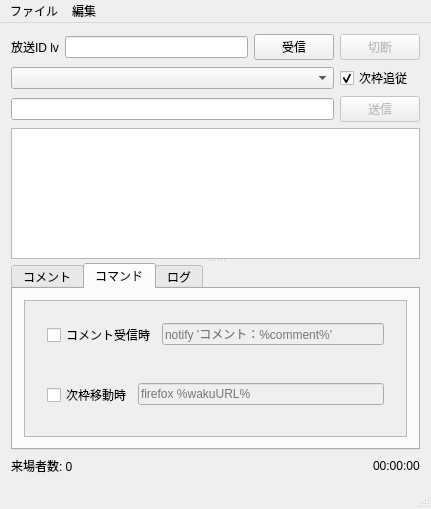
Before: the Qt Designer form ui/mainwindow.ui in diginatu/Viqo, drawn with Qt 5.
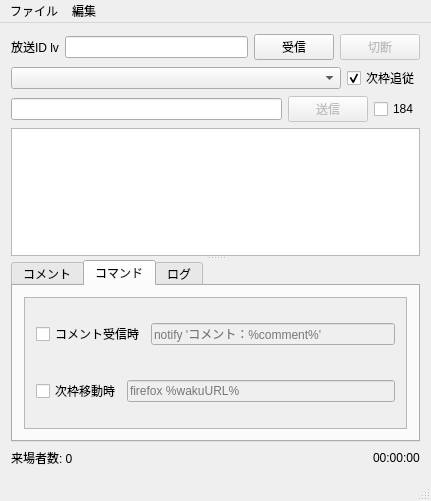
After: the same form once the commit is applied. The open tabs and pages were chosen to show the change.

```diff
--- a/ui/mainwindow.ui
+++ b/ui/mainwindow.ui
@@ -7,7 +7,7 @@
     <x>0</x>
     <y>0</y>
     <width>431</width>
-    <height>509</height>
+    <height>501</height>
    </rect>
   </property>
   <property name="sizePolicy">
@@ -26,8 +26,23 @@
    <string>Viqo</string>
   </property>
   <widget class="QWidget" name="centralWidget">
-   <layout class="QGridLayout" name="gridLayout_3">
-    <item row="0" column="0">
+   <layout class="QVBoxLayout" name="verticalLayout_3">
+    <item>
+     <widget class="QWidget" name="widget_2" native="true">
+      <layout class="QHBoxLayout" name="horizontalLayout_2">
+       <property name="leftMargin">
+        <number>0</number>
+       </property>
+       <property name="topMargin">
+        <number>0</number>
+       </property>
+       <property name="rightMargin">
+        <number>0</number>
+       </property>
+       <property name="bottomMargin">
+        <number>0</number>
+       </property>
+       <item>
      <widget class="QLabel" name="housouId_label">
       <property name="sizePolicy">
        <sizepolicy hsizetype="Maximum" vsizetype="Preferred">
@@ -40,7 +55,7 @@
       </property>
      </widget>
     </item>
-    <item row="0" column="1">
+       <item>
      <widget class="QLineEdit" name="housouId">
       <property name="sizePolicy">
        <sizepolicy hsizetype="Preferred" vsizetype="Fixed">
@@ -53,7 +68,7 @@
       </property>
      </widget>
     </item>
-    <item row="0" column="2">
+       <item>
      <widget class="QPushButton" name="receive">
       <property name="sizePolicy">
        <sizepolicy hsizetype="Maximum" vsizetype="Fixed">
@@ -66,7 +81,7 @@
       </property>
      </widget>
     </item>
-    <item row="0" column="3">
+       <item>
      <widget class="QPushButton" name="disconnect">
       <property name="enabled">
        <bool>false</bool>
@@ -82,7 +97,35 @@
       </property>
      </widget>
     </item>
-    <item row="1" column="3">
+      </layout>
+     </widget>
+    </item>
+    <item>
+     <widget class="QWidget" name="widget_3" native="true">
+      <layout class="QHBoxLayout" name="horizontalLayout_3">
+       <property name="leftMargin">
+        <number>0</number>
+       </property>
+       <property name="topMargin">
+        <number>0</number>
+       </property>
+       <property name="rightMargin">
+        <number>0</number>
+       </property>
+       <property name="bottomMargin">
+        <number>0</number>
+       </property>
+       <item>
+        <widget class="QComboBox" name="live_waku_list">
+         <property name="sizePolicy">
+          <sizepolicy hsizetype="Expanding" vsizetype="Fixed">
+           <horstretch>0</horstretch>
+           <verstretch>0</verstretch>
+          </sizepolicy>
+         </property>
+        </widget>
+       </item>
+       <item>
      <widget class="QCheckBox" name="auto_next_waku">
       <property name="text">
        <string>次枠追従</string>
@@ -92,7 +135,28 @@
       </property>
      </widget>
     </item>
-    <item row="2" column="3">
+      </layout>
+     </widget>
+    </item>
+    <item>
+     <widget class="QWidget" name="widget_4" native="true">
+      <layout class="QHBoxLayout" name="horizontalLayout_4">
+       <property name="leftMargin">
+        <number>0</number>
+       </property>
+       <property name="topMargin">
+        <number>0</number>
+       </property>
+       <property name="rightMargin">
+        <number>0</number>
+       </property>
+       <property name="bottomMargin">
+        <number>0</number>
+       </property>
+       <item>
+        <widget class="QLineEdit" name="submit_text"/>
+       </item>
+       <item>
      <widget class="QPushButton" name="submit_button">
       <property name="enabled">
        <bool>false</bool>
@@ -102,7 +166,17 @@
       </property>
      </widget>
     </item>
-    <item row="3" column="0" colspan="4">
+       <item>
+        <widget class="QCheckBox" name="is184_chk">
+         <property name="text">
+          <string>184</string>
+         </property>
+        </widget>
+       </item>
+      </layout>
+     </widget>
+    </item>
+    <item>
      <widget class="QSplitter" name="splitter">
       <property name="orientation">
        <enum>Qt::Vertical</enum>
@@ -128,12 +202,6 @@
          <verstretch>0</verstretch>
         </sizepolicy>
        </property>
-       <property name="maximumSize">
-        <size>
-         <width>16777215</width>
-         <height>16777215</height>
-        </size>
-       </property>
        <property name="currentIndex">
         <number>0</number>
        </property>
@@ -236,7 +304,7 @@
               <x>0</x>
               <y>0</y>
               <width>389</width>
-              <height>130</height>
+              <height>126</height>
              </rect>
             </property>
             <layout class="QVBoxLayout" name="verticalLayout_2">
@@ -248,18 +316,27 @@
                  <verstretch>0</verstretch>
                 </sizepolicy>
                </property>
-               <layout class="QFormLayout" name="formLayout_2">
-                <property name="fieldGrowthPolicy">
-                 <enum>QFormLayout::AllNonFixedFieldsGrow</enum>
+               <layout class="QHBoxLayout" name="horizontalLayout_6">
+                <property name="leftMargin">
+                 <number>0</number>
                 </property>
-                <item row="0" column="0">
+                <property name="topMargin">
+                 <number>0</number>
+                </property>
+                <property name="rightMargin">
+                 <number>0</number>
+                </property>
+                <property name="bottomMargin">
+                 <number>0</number>
+                </property>
+                <item>
                  <widget class="QCheckBox" name="command_comment_chk">
                   <property name="text">
                    <string>コメント受信時</string>
                   </property>
                  </widget>
                 </item>
-                <item row="0" column="1">
+                <item>
                  <widget class="QLineEdit" name="command_comment">
                   <property name="enabled">
                    <bool>false</bool>
@@ -280,15 +357,27 @@
                  <verstretch>0</verstretch>
                 </sizepolicy>
                </property>
-               <layout class="QFormLayout" name="formLayout_4">
-                <item row="0" column="0">
+               <layout class="QHBoxLayout" name="horizontalLayout_5">
+                <property name="leftMargin">
+                 <number>0</number>
+                </property>
+                <property name="topMargin">
+                 <number>0</number>
+                </property>
+                <property name="rightMargin">
+                 <number>0</number>
+                </property>
+                <property name="bottomMargin">
+                 <number>0</number>
+                </property>
+                <item>
                  <widget class="QCheckBox" name="command_nextWaku_chk">
                   <property name="text">
                    <string>次枠移動時</string>
                   </property>
                  </widget>
                 </item>
-                <item row="0" column="1">
+                <item>
                  <widget class="QLineEdit" name="command_nextWaku">
                   <property name="enabled">
                    <bool>false</bool>
@@ -320,7 +409,7 @@
       </widget>
      </widget>
     </item>
-    <item row="4" column="0" colspan="4">
+    <item>
      <widget class="QWidget" name="widget" native="true">
       <layout class="QHBoxLayout" name="horizontalLayout">
        <property name="leftMargin">
@@ -377,23 +466,7 @@
       </layout>
      </widget>
     </item>
-    <item row="1" column="0" colspan="3">
-     <widget class="QComboBox" name="live_waku_list"/>
-    </item>
-    <item row="2" column="0" colspan="3">
-     <widget class="QLineEdit" name="submit_text"/>
-    </item>
    </layout>
-   <zorder>receive</zorder>
-   <zorder>housouId</zorder>
-   <zorder>housouId_label</zorder>
-   <zorder>disconnect</zorder>
-   <zorder>live_waku_list</zorder>
-   <zorder>splitter</zorder>
-   <zorder>submit_text</zorder>
-   <zorder>submit_button</zorder>
-   <zorder>auto_next_waku</zorder>
-   <zorder>widget</zorder>
   </widget>
   <widget class="QMenuBar" name="menuBar">
    <property name="geometry">
```
Lines whose indentation alone changed are shown as unchanged.
